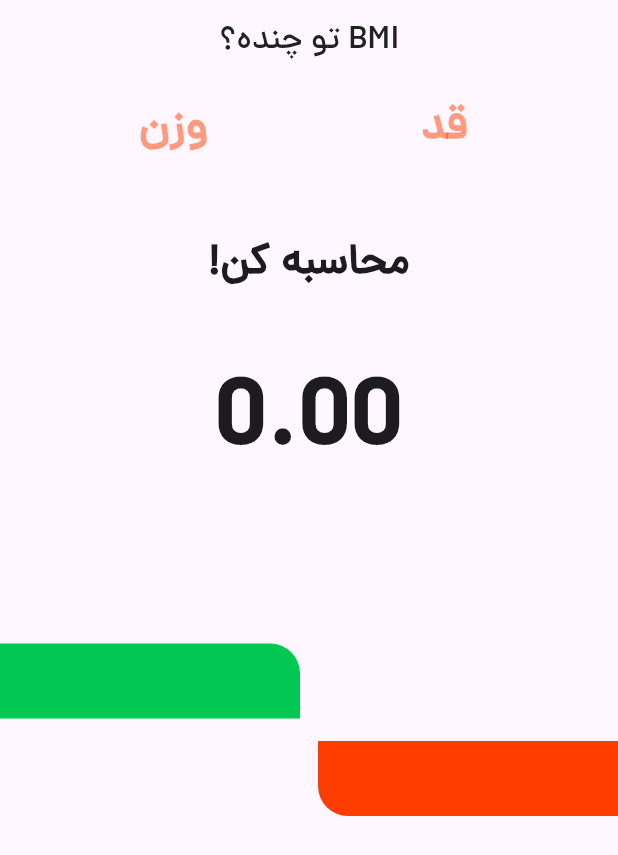
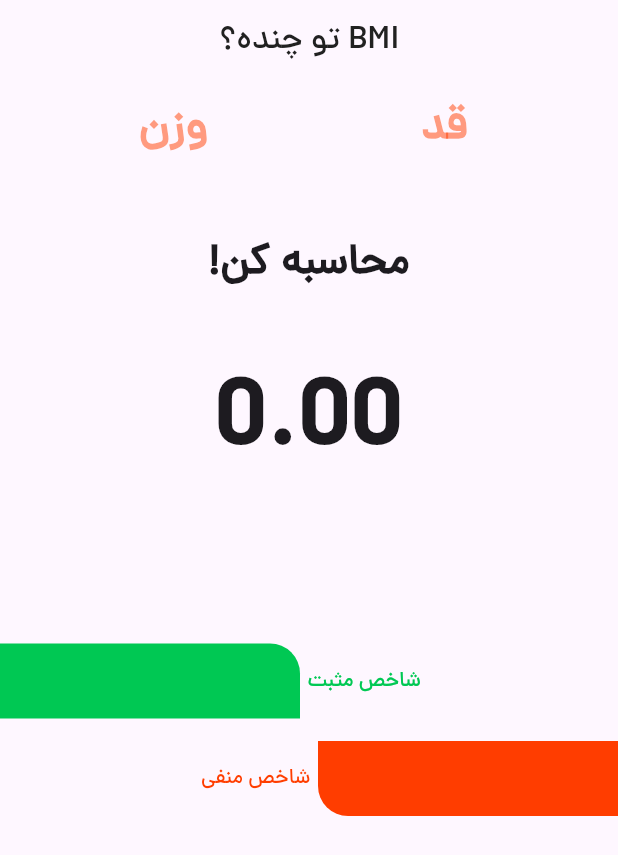
Before and after one commit to ShahramDeveloper/flutter_BMI_calculator, a Flutter app: the screen it shows after launch, on a phone screen of 412 x 824 dp. Shown: the top 855 px of the screen. Run offline on Flutter 3.47's test engine with Material 3 defaults, Android fonts, the phone set to English and light mode, and no system bars; our stand-ins replace hexcolor.

Commit message:
Add two text + and - to background_shape_right.dart and background_shape_left.dart.

```diff
--- a/lib/widgets/background_shape_left.dart
+++ b/lib/widgets/background_shape_left.dart
@@ -21,6 +21,13 @@ class LeftShape extends StatelessWidget {
             ),
           ),
         ),
+        SizedBox(
+          width: 5,
+        ),
+        Text(
+          'شاخص مثبت',
+          style: TextStyle(color: greenBackground),
+        )
       ],
     );
   }
--- a/lib/widgets/background_shape_right.dart
+++ b/lib/widgets/background_shape_right.dart
@@ -11,6 +11,13 @@ class RightShape extends StatelessWidget {
     return Row(
       mainAxisAlignment: MainAxisAlignment.end,
       children: [
+        Text(
+          'شاخص منفی',
+          style: TextStyle(color: orangeBackground),
+        ),
+        SizedBox(
+          width: 5,
+        ),
         Container(
           height: 50,
           width: width,
```
